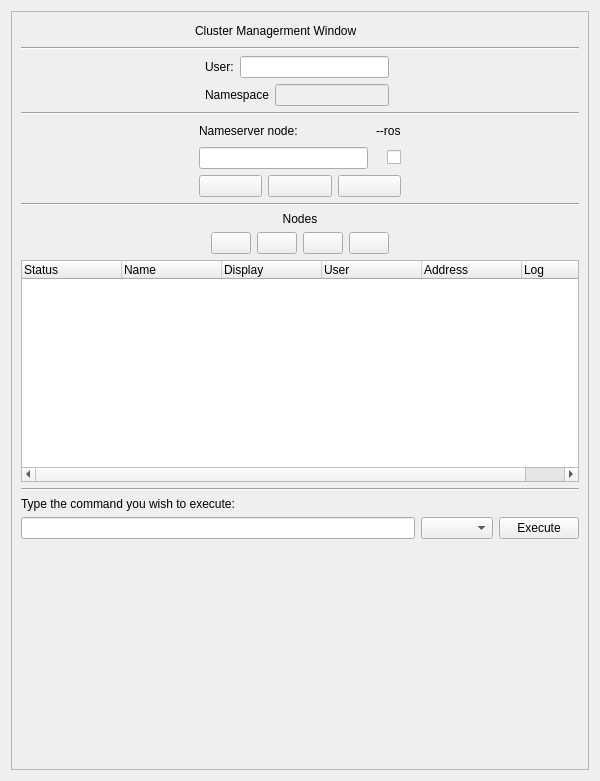
Qt form src/yarpmanager/src-manager/clusterWidget.ui (robotology/yarp) before a commit.
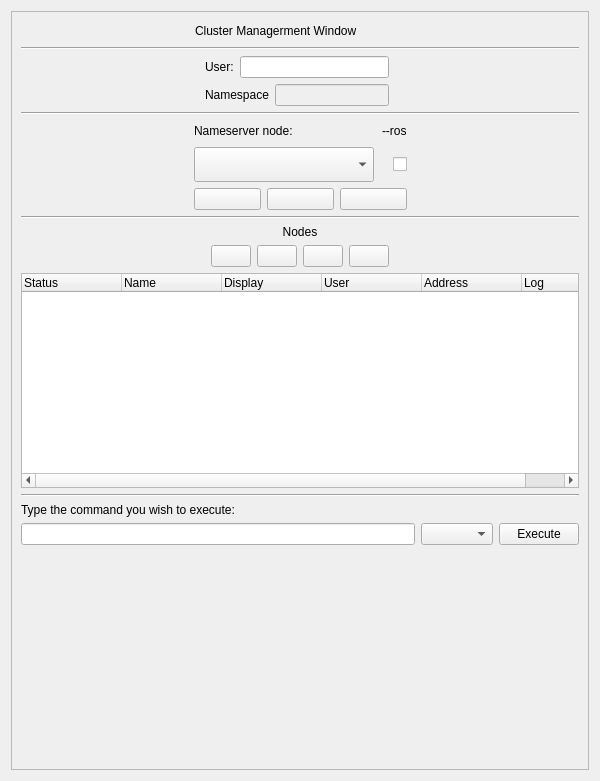
The same form after that commit. Icons and pictures are not drawn. Custom widgets are drawn as their Qt base class.

Commit message: yarpmanager: change NS text entry into a combo box in clusterWidget

What changed in the file:
```diff
--- a/src/yarpmanager/src-manager/clusterWidget.ui
+++ b/src/yarpmanager/src-manager/clusterWidget.ui
@@ -241,9 +241,12 @@
            <item>
             <layout class="QHBoxLayout" name="horizontalLayout_4">
              <item>
-              <widget class="QLineEdit" name="lineEditNsNode">
-               <property name="enabled">
-                <bool>true</bool>
+              <widget class="QComboBox" name="nsNodeComboBox">
+               <property name="minimumSize">
+                <size>
+                 <width>180</width>
+                 <height>35</height>
+                </size>
                </property>
               </widget>
              </item>
```
The commit also changes 1 other file.
